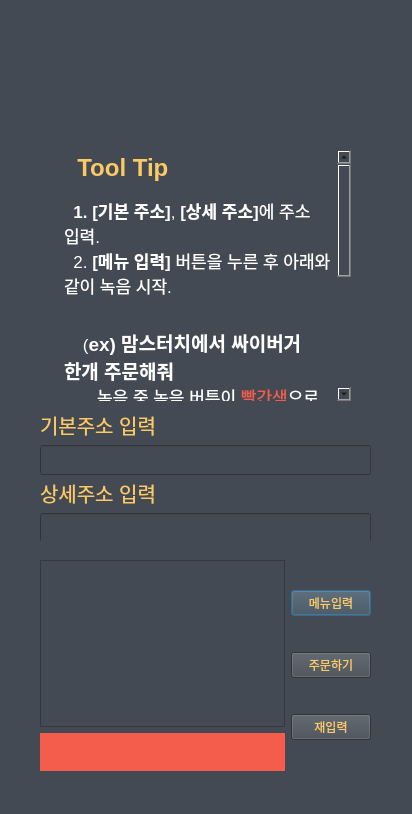
parkjihwanjay/pokachip, file textbrowserTest.ui: the form before one commit.
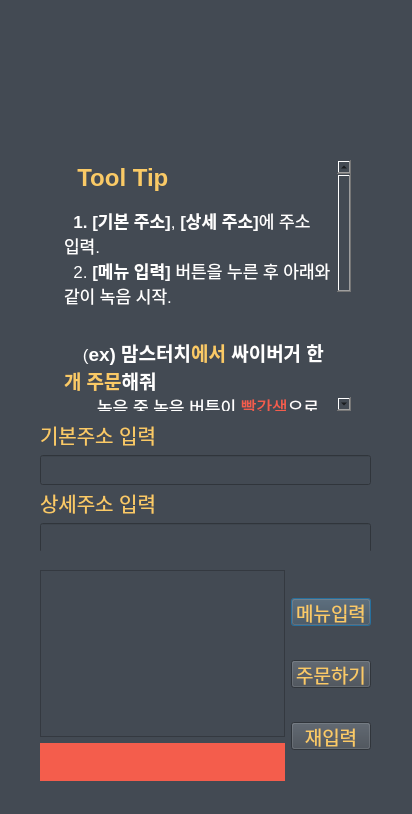
The form after the commit.

Commit message: sangha ui 개선 및 for merge with juno branch

Diff of the .ui file:
```diff
--- a/textbrowserTest.ui
+++ b/textbrowserTest.ui
@@ -20,7 +20,7 @@
    <property name="geometry">
     <rect>
      <x>40</x>
-     <y>410</y>
+     <y>420</y>
      <width>331</width>
      <height>131</height>
     </rect>
@@ -60,7 +60,7 @@
        </size>
       </property>
       <property name="styleSheet">
-       <string notr="true"/>
+       <string notr="true">color: white;</string>
       </property>
       <property name="text">
        <string/>
@@ -92,7 +92,7 @@
        </size>
       </property>
       <property name="styleSheet">
-       <string notr="true"/>
+       <string notr="true">color : white;</string>
       </property>
      </widget>
     </item>
@@ -102,7 +102,7 @@
    <property name="geometry">
     <rect>
      <x>40</x>
-     <y>560</y>
+     <y>570</y>
      <width>331</width>
      <height>211</height>
     </rect>
@@ -188,8 +188,14 @@
       </property>
       <item>
        <widget class="QPushButton" name="btn_Start">
+        <property name="font">
+         <font>
+          <pointsize>14</pointsize>
+         </font>
+        </property>
         <property name="styleSheet">
-         <string notr="true">color:#FACA66;</string>
+         <string notr="true">color:#FACA66;
+height: 20px;</string>
         </property>
         <property name="text">
          <string>메뉴입력</string>
@@ -198,8 +204,14 @@
       </item>
       <item>
        <widget class="QPushButton" name="btn_Search">
+        <property name="font">
+         <font>
+          <pointsize>14</pointsize>
+         </font>
+        </property>
         <property name="styleSheet">
-         <string notr="true">color:#FACA66;</string>
+         <string notr="true">color:#FACA66;
+height: 20px;</string>
         </property>
         <property name="text">
          <string>주문하기</string>
@@ -208,8 +220,14 @@
       </item>
       <item>
        <widget class="QPushButton" name="btn_reStart">
+        <property name="font">
+         <font>
+          <pointsize>14</pointsize>
+         </font>
+        </property>
         <property name="styleSheet">
-         <string notr="true">color:#FACA66;</string>
+         <string notr="true">color:#FACA66;
+height: 20px;</string>
         </property>
         <property name="text">
          <string>재입력</string>
@@ -257,7 +275,7 @@
    <property name="geometry">
     <rect>
      <x>60</x>
-     <y>150</y>
+     <y>160</y>
      <width>291</width>
      <height>251</height>
     </rect>
@@ -273,8 +291,8 @@
 &lt;/style&gt;&lt;/head&gt;&lt;body style=&quot; font-family:'.AppleSystemUIFont'; font-size:13pt; font-weight:400; font-style:normal;&quot;&gt;
 &lt;p style=&quot; margin-top:16px; margin-bottom:16px; margin-left:0px; margin-right:0px; -qt-block-indent:0; text-indent:0px;&quot;&gt;&lt;span style=&quot; font-family:'.AppleSystemUIFont'; font-size:18pt; font-weight:600; color:#faca66;&quot;&gt;  Tool Tip&lt;/span&gt;&lt;/p&gt;
 &lt;p style=&quot; margin-top:16px; margin-bottom:16px; margin-left:0px; margin-right:0px; -qt-block-indent:0; text-indent:0px;&quot;&gt;&lt;span style=&quot; font-family:'Helvetica Neue'; font-weight:600; color:#ffffff;&quot;&gt;  1. [&lt;/span&gt;&lt;span style=&quot; font-family:'Apple SD Gothic Neo'; font-weight:600; color:#ffffff;&quot;&gt;기본&lt;/span&gt;&lt;span style=&quot; font-family:'Helvetica Neue'; font-weight:600; color:#ffffff;&quot;&gt; &lt;/span&gt;&lt;span style=&quot; font-family:'Apple SD Gothic Neo'; font-weight:600; color:#ffffff;&quot;&gt;주소&lt;/span&gt;&lt;span style=&quot; font-family:'Helvetica Neue'; font-weight:600; color:#ffffff;&quot;&gt;]&lt;/span&gt;&lt;span style=&quot; font-family:'Helvetica Neue'; color:#ffffff;&quot;&gt;, &lt;/span&gt;&lt;span style=&quot; font-family:'Helvetica Neue'; font-weight:600; color:#ffffff;&quot;&gt;[&lt;/span&gt;&lt;span style=&quot; font-family:'Apple SD Gothic Neo'; font-weight:600; color:#ffffff;&quot;&gt;상세&lt;/span&gt;&lt;span style=&quot; font-family:'Helvetica Neue'; font-weight:600; color:#ffffff;&quot;&gt; &lt;/span&gt;&lt;span style=&quot; font-family:'Apple SD Gothic Neo'; font-weight:600; color:#ffffff;&quot;&gt;주소&lt;/span&gt;&lt;span style=&quot; font-family:'Helvetica Neue'; font-weight:600; color:#ffffff;&quot;&gt;]&lt;/span&gt;&lt;span style=&quot; font-family:'Apple SD Gothic Neo'; color:#ffffff;&quot;&gt;에&lt;/span&gt;&lt;span style=&quot; font-family:'Helvetica Neue'; color:#ffffff;&quot;&gt; &lt;/span&gt;&lt;span style=&quot; font-family:'Apple SD Gothic Neo'; color:#ffffff;&quot;&gt;주소&lt;/span&gt;&lt;span style=&quot; font-family:'Helvetica Neue'; color:#ffffff;&quot;&gt; &lt;/span&gt;&lt;span style=&quot; font-family:'Apple SD Gothic Neo'; color:#ffffff;&quot;&gt;입력&lt;/span&gt;&lt;span style=&quot; font-family:'Helvetica Neue'; color:#ffffff;&quot;&gt;.&lt;br /&gt;  2. &lt;/span&gt;&lt;span style=&quot; font-family:'Helvetica Neue'; font-weight:600; color:#ffffff;&quot;&gt;[&lt;/span&gt;&lt;span style=&quot; font-family:'Apple SD Gothic Neo'; font-weight:600; color:#ffffff;&quot;&gt;메뉴&lt;/span&gt;&lt;span style=&quot; font-family:'Helvetica Neue'; font-weight:600; color:#ffffff;&quot;&gt; &lt;/span&gt;&lt;span style=&quot; font-family:'Apple SD Gothic Neo'; font-weight:600; color:#ffffff;&quot;&gt;입력&lt;/span&gt;&lt;span style=&quot; font-family:'Helvetica Neue'; font-weight:600; color:#ffffff;&quot;&gt;]&lt;/span&gt;&lt;span style=&quot; font-family:'Helvetica Neue'; color:#ffffff;&quot;&gt; &lt;/span&gt;&lt;span style=&quot; font-family:'Apple SD Gothic Neo'; color:#ffffff;&quot;&gt;버튼을&lt;/span&gt;&lt;span style=&quot; font-family:'Helvetica Neue'; color:#ffffff;&quot;&gt; &lt;/span&gt;&lt;span style=&quot; font-family:'Apple SD Gothic Neo'; color:#ffffff;&quot;&gt;누른&lt;/span&gt;&lt;span style=&quot; font-family:'Helvetica Neue'; color:#ffffff;&quot;&gt; &lt;/span&gt;&lt;span style=&quot; font-family:'Apple SD Gothic Neo'; color:#ffffff;&quot;&gt;후&lt;/span&gt;&lt;span style=&quot; font-family:'Helvetica Neue'; color:#ffffff;&quot;&gt; &lt;/span&gt;&lt;span style=&quot; font-family:'Apple SD Gothic Neo'; color:#ffffff;&quot;&gt;아래와&lt;/span&gt;&lt;span style=&quot; font-family:'Helvetica Neue'; color:#ffffff;&quot;&gt; &lt;/span&gt;&lt;span style=&quot; font-family:'Apple SD Gothic Neo'; color:#ffffff;&quot;&gt;같이 녹음 시작.&lt;/span&gt;&lt;span style=&quot; font-family:'Helvetica Neue'; font-size:9pt;&quot;&gt;&lt;br /&gt;         &lt;/span&gt;&lt;/p&gt;
-&lt;p style=&quot; margin-top:16px; margin-bottom:16px; margin-left:0px; margin-right:0px; -qt-block-indent:0; text-indent:0px;&quot;&gt;&lt;span style=&quot; font-family:'Helvetica Neue';&quot;&gt;    &lt;/span&gt;&lt;span style=&quot; font-family:'Helvetica Neue'; color:#ffffff;&quot;&gt;(&lt;/span&gt;&lt;span style=&quot; font-family:'Helvetica Neue'; font-size:14pt; font-weight:600; color:#ffffff;&quot;&gt;ex) &lt;/span&gt;&lt;span style=&quot; font-family:'Apple SD Gothic Neo'; font-size:14pt; font-weight:600; color:#ffffff;&quot;&gt;맘스터치에서&lt;/span&gt;&lt;span style=&quot; font-family:'Helvetica Neue'; font-size:14pt; font-weight:600; color:#ffffff;&quot;&gt; &lt;/span&gt;&lt;span style=&quot; font-family:'Apple SD Gothic Neo'; font-size:14pt; font-weight:600; color:#ffffff;&quot;&gt;싸이버거&lt;/span&gt;&lt;span style=&quot; font-family:'Helvetica Neue'; font-size:14pt; font-weight:600; color:#ffffff;&quot;&gt; &lt;/span&gt;&lt;span style=&quot; font-family:'Apple SD Gothic Neo'; font-size:14pt; font-weight:600; color:#ffffff;&quot;&gt;한개&lt;/span&gt;&lt;span style=&quot; font-family:'Helvetica Neue'; font-size:14pt; font-weight:600; color:#ffffff;&quot;&gt; &lt;/span&gt;&lt;span style=&quot; font-family:'Apple SD Gothic Neo'; font-size:14pt; font-weight:600; color:#ffffff;&quot;&gt;주문해줘&lt;/span&gt;&lt;span style=&quot; font-family:'Helvetica Neue';&quot;&gt;&lt;br /&gt;       &lt;/span&gt;&lt;span style=&quot; font-family:'Apple SD Gothic Neo'; color:#ffffff;&quot;&gt;녹음 중 녹음 버튼이&lt;/span&gt;&lt;span style=&quot; font-family:'Helvetica Neue'; color:#ffffff;&quot;&gt; &lt;/span&gt;&lt;span style=&quot; font-family:'Apple SD Gothic Neo'; color:#f45d4c;&quot;&gt;빨간색&lt;/span&gt;&lt;span style=&quot; font-family:'Apple SD Gothic Neo'; color:#fffcfc;&quot;&gt;으로&lt;/span&gt;&lt;span style=&quot; font-family:'Helvetica Neue'; color:#fffcfc;&quot;&gt; &lt;/span&gt;&lt;span style=&quot; font-family:'Apple SD Gothic Neo'; color:#fffcfc;&quot;&gt;유지되고&lt;/span&gt;&lt;span style=&quot; font-family:'Helvetica Neue';&quot;&gt;&lt;br /&gt;       &lt;/span&gt;&lt;span style=&quot; font-family:'Apple SD Gothic Neo'; color:#ffffff;&quot;&gt;녹음 버튼이&lt;/span&gt;&lt;span style=&quot; font-family:'Helvetica Neue'; color:#ffffff;&quot;&gt; &lt;/span&gt;&lt;span style=&quot; font-family:'Helvetica Neue';&quot;&gt; &lt;/span&gt;&lt;span style=&quot; font-family:'Apple SD Gothic Neo'; color:#60b99a;&quot;&gt;초록색&lt;/span&gt;&lt;span style=&quot; font-family:'Apple SD Gothic Neo'; color:#f4fffb;&quot;&gt;으로&lt;/span&gt;&lt;span style=&quot; font-family:'Helvetica Neue'; color:#f4fffb;&quot;&gt; &lt;/span&gt;&lt;span style=&quot; font-family:'Apple SD Gothic Neo'; color:#f4fffb;&quot;&gt;바뀌면&lt;/span&gt;&lt;span style=&quot; font-family:'Helvetica Neue'; color:#f4fffb;&quot;&gt; 녹음 완료&lt;/span&gt;&lt;/p&gt;
-&lt;p style=&quot; margin-top:16px; margin-bottom:16px; margin-left:0px; margin-right:0px; -qt-block-indent:0; text-indent:0px;&quot;&gt;&lt;span style=&quot; font-family:'Helvetica Neue'; color:#ffffff;&quot;&gt;&lt;br /&gt;  3. &lt;/span&gt;&lt;span style=&quot; font-family:'Apple SD Gothic Neo'; color:#ffffff;&quot;&gt;주문 내용과&lt;/span&gt;&lt;span style=&quot; font-family:'Helvetica Neue'; color:#ffffff;&quot;&gt; &lt;/span&gt;&lt;span style=&quot; font-family:'Apple SD Gothic Neo'; color:#ffffff;&quot;&gt;다르면&lt;/span&gt;&lt;span style=&quot; font-family:'Helvetica Neue'; color:#ffffff;&quot;&gt; &lt;/span&gt;&lt;span style=&quot; font-family:'Helvetica Neue'; font-weight:600; color:#ffffff;&quot;&gt;[&lt;/span&gt;&lt;span style=&quot; font-family:'Apple SD Gothic Neo'; font-weight:600; color:#ffffff;&quot;&gt;재입력&lt;/span&gt;&lt;span style=&quot; font-family:'Helvetica Neue'; font-weight:600; color:#ffffff;&quot;&gt;]&lt;/span&gt;&lt;span style=&quot; font-family:'Helvetica Neue'; color:#ffffff;&quot;&gt; &lt;/span&gt;&lt;span style=&quot; font-family:'Apple SD Gothic Neo'; color:#ffffff;&quot;&gt;을&lt;/span&gt;&lt;span style=&quot; font-family:'Helvetica Neue'; color:#ffffff;&quot;&gt; &lt;/span&gt;&lt;span style=&quot; font-family:'Apple SD Gothic Neo'; color:#ffffff;&quot;&gt;눌러&lt;/span&gt;&lt;span style=&quot; font-family:'Helvetica Neue'; color:#ffffff;&quot;&gt; &lt;/span&gt;&lt;span style=&quot; font-family:'Apple SD Gothic Neo'; color:#ffffff;&quot;&gt;다시&lt;/span&gt;&lt;span style=&quot; font-family:'Helvetica Neue'; color:#ffffff;&quot;&gt; &lt;/span&gt;&lt;span style=&quot; font-family:'Apple SD Gothic Neo'; color:#ffffff;&quot;&gt;녹음&lt;/span&gt;&lt;span style=&quot; font-family:'Helvetica Neue'; color:#ffffff;&quot;&gt;.&lt;br /&gt;  4. &lt;/span&gt;&lt;span style=&quot; font-family:'Apple SD Gothic Neo'; color:#ffffff;&quot;&gt;주문 내용이&lt;/span&gt;&lt;span style=&quot; font-family:'Helvetica Neue'; color:#ffffff;&quot;&gt; &lt;/span&gt;&lt;span style=&quot; font-family:'Apple SD Gothic Neo'; color:#ffffff;&quot;&gt;맞으면&lt;/span&gt;&lt;span style=&quot; font-family:'Helvetica Neue'; color:#ffffff;&quot;&gt; &lt;/span&gt;&lt;span style=&quot; font-family:'Helvetica Neue'; font-weight:600; color:#ffffff;&quot;&gt;[&lt;/span&gt;&lt;span style=&quot; font-family:'Apple SD Gothic Neo'; font-weight:600; color:#ffffff;&quot;&gt;주문하기&lt;/span&gt;&lt;span style=&quot; font-family:'Helvetica Neue'; font-weight:600; color:#ffffff;&quot;&gt;]&lt;/span&gt;&lt;span style=&quot; font-family:'Helvetica Neue'; color:#ffffff;&quot;&gt; &lt;/span&gt;&lt;span style=&quot; font-family:'Apple SD Gothic Neo'; color:#ffffff;&quot;&gt;를&lt;/span&gt;&lt;span style=&quot; font-family:'Helvetica Neue'; color:#ffffff;&quot;&gt; &lt;/span&gt;&lt;span style=&quot; font-family:'Apple SD Gothic Neo'; color:#ffffff;&quot;&gt;눌러&lt;/span&gt;&lt;span style=&quot; font-family:'Helvetica Neue'; color:#ffffff;&quot;&gt; &lt;/span&gt;&lt;span style=&quot; font-family:'Apple SD Gothic Neo'; color:#ffffff;&quot;&gt;주문 시작&lt;/span&gt;&lt;span style=&quot; font-family:'Helvetica Neue'; color:#ffffff;&quot;&gt;.&lt;/span&gt;&lt;span style=&quot; font-family:'Helvetica Neue';&quot;&gt;&lt;br /&gt;&lt;/span&gt;&lt;/p&gt;&lt;/body&gt;&lt;/html&gt;</string>
+&lt;p style=&quot; margin-top:16px; margin-bottom:16px; margin-left:0px; margin-right:0px; -qt-block-indent:0; text-indent:0px;&quot;&gt;&lt;span style=&quot; font-family:'Helvetica Neue';&quot;&gt;    &lt;/span&gt;&lt;span style=&quot; font-family:'Helvetica Neue'; color:#ffffff;&quot;&gt;(&lt;/span&gt;&lt;span style=&quot; font-family:'Helvetica Neue'; font-size:14pt; font-weight:600; color:#ffffff;&quot;&gt;ex) &lt;/span&gt;&lt;span style=&quot; font-family:'Apple SD Gothic Neo'; font-size:14pt; font-weight:600; color:#ffffff;&quot;&gt;맘스터치&lt;/span&gt;&lt;span style=&quot; font-family:'Apple SD Gothic Neo'; font-size:14pt; font-weight:600; color:#faca66;&quot;&gt;에서&lt;/span&gt;&lt;span style=&quot; font-family:'Helvetica Neue'; font-size:14pt; font-weight:600; color:#ffffff;&quot;&gt; &lt;/span&gt;&lt;span style=&quot; font-family:'Apple SD Gothic Neo'; font-size:14pt; font-weight:600; color:#ffffff;&quot;&gt;싸이버거&lt;/span&gt;&lt;span style=&quot; font-family:'Helvetica Neue'; font-size:14pt; font-weight:600; color:#ffffff;&quot;&gt; &lt;/span&gt;&lt;span style=&quot; font-family:'Apple SD Gothic Neo'; font-size:14pt; font-weight:600; color:#ffffff;&quot;&gt;한 &lt;/span&gt;&lt;span style=&quot; font-family:'Apple SD Gothic Neo'; font-size:14pt; font-weight:600; color:#faca66;&quot;&gt;개&lt;/span&gt;&lt;span style=&quot; font-family:'Helvetica Neue'; font-size:14pt; font-weight:600; color:#ffffff;&quot;&gt; &lt;/span&gt;&lt;span style=&quot; font-family:'Apple SD Gothic Neo'; font-size:14pt; font-weight:600; color:#faca66;&quot;&gt;주문&lt;/span&gt;&lt;span style=&quot; font-family:'Apple SD Gothic Neo'; font-size:14pt; font-weight:600; color:#ffffff;&quot;&gt;해줘&lt;/span&gt;&lt;span style=&quot; font-family:'Helvetica Neue';&quot;&gt;&lt;br /&gt;       &lt;/span&gt;&lt;span style=&quot; font-family:'Apple SD Gothic Neo'; color:#ffffff;&quot;&gt;녹음 중 녹음 버튼이&lt;/span&gt;&lt;span style=&quot; font-family:'Helvetica Neue'; color:#ffffff;&quot;&gt; &lt;/span&gt;&lt;span style=&quot; font-family:'Apple SD Gothic Neo'; color:#f45d4c;&quot;&gt;빨간색&lt;/span&gt;&lt;span style=&quot; font-family:'Apple SD Gothic Neo'; color:#fffcfc;&quot;&gt;으로&lt;/span&gt;&lt;span style=&quot; font-family:'Helvetica Neue'; color:#fffcfc;&quot;&gt; &lt;/span&gt;&lt;span style=&quot; font-family:'Apple SD Gothic Neo'; color:#fffcfc;&quot;&gt;유지되고&lt;/span&gt;&lt;span style=&quot; font-family:'Helvetica Neue';&quot;&gt;&lt;br /&gt;       &lt;/span&gt;&lt;span style=&quot; font-family:'Apple SD Gothic Neo'; color:#ffffff;&quot;&gt;녹음 버튼이&lt;/span&gt;&lt;span style=&quot; font-family:'Helvetica Neue'; color:#ffffff;&quot;&gt; &lt;/span&gt;&lt;span style=&quot; font-family:'Helvetica Neue';&quot;&gt; &lt;/span&gt;&lt;span style=&quot; font-family:'Apple SD Gothic Neo'; color:#60b99a;&quot;&gt;초록색&lt;/span&gt;&lt;span style=&quot; font-family:'Apple SD Gothic Neo'; color:#f4fffb;&quot;&gt;으로&lt;/span&gt;&lt;span style=&quot; font-family:'Helvetica Neue'; color:#f4fffb;&quot;&gt; &lt;/span&gt;&lt;span style=&quot; font-family:'Apple SD Gothic Neo'; color:#f4fffb;&quot;&gt;바뀌면&lt;/span&gt;&lt;span style=&quot; font-family:'Helvetica Neue'; color:#f4fffb;&quot;&gt; 녹음 완료&lt;/span&gt;&lt;/p&gt;
+&lt;p style=&quot; margin-top:16px; margin-bottom:16px; margin-left:0px; margin-right:0px; -qt-block-indent:0; text-indent:0px;&quot;&gt;&lt;span style=&quot; font-family:'Helvetica Neue'; color:#ffffff;&quot;&gt;&lt;br /&gt;  3. &lt;/span&gt;&lt;span style=&quot; font-family:'Apple SD Gothic Neo'; color:#ffffff;&quot;&gt;주문 내용과&lt;/span&gt;&lt;span style=&quot; font-family:'Helvetica Neue'; color:#ffffff;&quot;&gt; &lt;/span&gt;&lt;span style=&quot; font-family:'Apple SD Gothic Neo'; color:#ffffff;&quot;&gt;다르면&lt;/span&gt;&lt;span style=&quot; font-family:'Helvetica Neue'; color:#ffffff;&quot;&gt; &lt;/span&gt;&lt;span style=&quot; font-family:'Helvetica Neue'; font-weight:600; color:#ffffff;&quot;&gt;[&lt;/span&gt;&lt;span style=&quot; font-family:'Apple SD Gothic Neo'; font-weight:600; color:#ffffff;&quot;&gt;재입력&lt;/span&gt;&lt;span style=&quot; font-family:'Helvetica Neue'; font-weight:600; color:#ffffff;&quot;&gt;]&lt;/span&gt;&lt;span style=&quot; font-family:'Helvetica Neue'; color:#ffffff;&quot;&gt; &lt;/span&gt;&lt;span style=&quot; font-family:'Apple SD Gothic Neo'; color:#ffffff;&quot;&gt;을&lt;/span&gt;&lt;span style=&quot; font-family:'Helvetica Neue'; color:#ffffff;&quot;&gt; &lt;/span&gt;&lt;span style=&quot; font-family:'Apple SD Gothic Neo'; color:#ffffff;&quot;&gt;눌러&lt;/span&gt;&lt;span style=&quot; font-family:'Helvetica Neue'; color:#ffffff;&quot;&gt; &lt;/span&gt;&lt;span style=&quot; font-family:'Apple SD Gothic Neo'; color:#ffffff;&quot;&gt;다시&lt;/span&gt;&lt;span style=&quot; font-family:'Helvetica Neue'; color:#ffffff;&quot;&gt; &lt;/span&gt;&lt;span style=&quot; font-family:'Apple SD Gothic Neo'; color:#ffffff;&quot;&gt;녹음&lt;/span&gt;&lt;span style=&quot; font-family:'Helvetica Neue'; color:#ffffff;&quot;&gt;.&lt;br /&gt;  4. &lt;/span&gt;&lt;span style=&quot; font-family:'Apple SD Gothic Neo'; color:#ffffff;&quot;&gt;주문 내용이&lt;/span&gt;&lt;span style=&quot; font-family:'Helvetica Neue'; color:#ffffff;&quot;&gt; &lt;/span&gt;&lt;span style=&quot; font-family:'Apple SD Gothic Neo'; color:#ffffff;&quot;&gt;맞으면&lt;/span&gt;&lt;span style=&quot; font-family:'Helvetica Neue'; color:#ffffff;&quot;&gt; &lt;/span&gt;&lt;span style=&quot; font-family:'Helvetica Neue'; font-weight:600; color:#ffffff;&quot;&gt;[&lt;/span&gt;&lt;span style=&quot; font-family:'Apple SD Gothic Neo'; font-weight:600; color:#ffffff;&quot;&gt;주문하기&lt;/span&gt;&lt;span style=&quot; font-family:'Helvetica Neue'; font-weight:600; color:#ffffff;&quot;&gt;]&lt;/span&gt;&lt;span style=&quot; font-family:'Helvetica Neue'; color:#ffffff;&quot;&gt; &lt;/span&gt;&lt;span style=&quot; font-family:'Apple SD Gothic Neo'; color:#ffffff;&quot;&gt;를&lt;/span&gt;&lt;span style=&quot; font-family:'Helvetica Neue'; color:#ffffff;&quot;&gt; &lt;/span&gt;&lt;span style=&quot; font-family:'Apple SD Gothic Neo'; color:#ffffff;&quot;&gt;눌러&lt;/span&gt;&lt;span style=&quot; font-family:'Helvetica Neue'; color:#ffffff;&quot;&gt; &lt;/span&gt;&lt;span style=&quot; font-family:'Apple SD Gothic Neo'; color:#ffffff;&quot;&gt;주문 시작&lt;/span&gt;&lt;span style=&quot; font-family:'Helvetica Neue'; color:#ffffff;&quot;&gt;.&lt;/span&gt;&lt;/p&gt;&lt;/body&gt;&lt;/html&gt;</string>
    </property>
   </widget>
  </widget>
```
